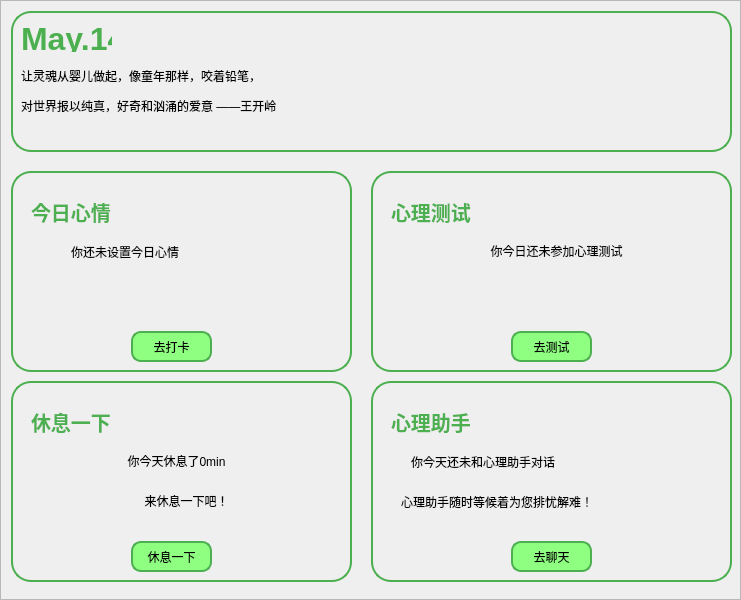
This is MoodMate/homepage.ui in Kevin-1849/MoodMate-- as Qt 5 draws it before an edit. The edited form follows.
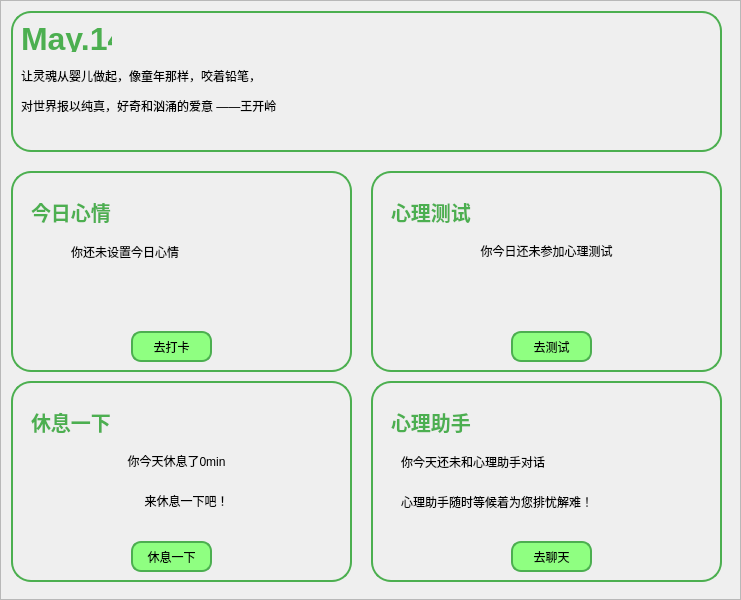
This is the edited form.

```diff
--- a/MoodMate/homepage.ui
+++ b/MoodMate/homepage.ui
@@ -42,7 +42,7 @@
       <rect>
        <x>10</x>
        <y>10</y>
-       <width>721</width>
+       <width>711</width>
        <height>141</height>
       </rect>
      </property>
@@ -83,7 +83,7 @@
        <rect>
         <x>10</x>
         <y>40</y>
-        <width>701</width>
+        <width>691</width>
         <height>81</height>
        </rect>
       </property>
@@ -181,7 +181,7 @@
       <rect>
        <x>370</x>
        <y>170</y>
-       <width>361</width>
+       <width>351</width>
        <height>201</height>
       </rect>
      </property>
@@ -219,7 +219,7 @@
      <widget class="QLabel" name="label_9">
       <property name="geometry">
        <rect>
-        <x>30</x>
+        <x>20</x>
         <y>50</y>
         <width>311</width>
         <height>61</height>
@@ -356,7 +356,7 @@
       <rect>
        <x>370</x>
        <y>380</y>
-       <width>361</width>
+       <width>351</width>
        <height>201</height>
       </rect>
      </property>
@@ -394,7 +394,7 @@
      <widget class="QLabel" name="label_7">
       <property name="geometry">
        <rect>
-        <x>40</x>
+        <x>30</x>
         <y>50</y>
         <width>311</width>
         <height>61</height>
```
